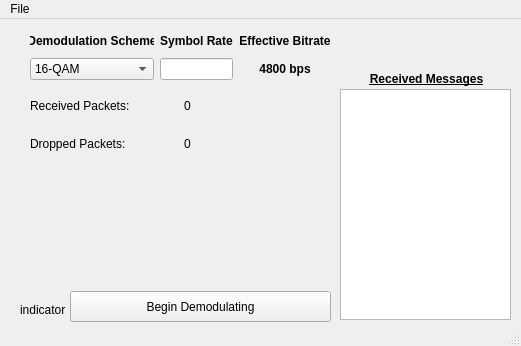
The window that gui/raw/demodulator.ui (blakeh01/random_modulators) describes before a commit, drawn with Qt 5.
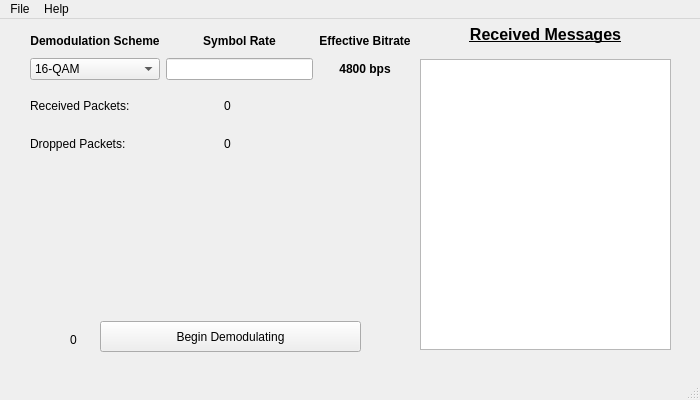
The same window after the commit.

The edit to the form file:
```diff
--- a/gui/raw/demodulator.ui
+++ b/gui/raw/demodulator.ui
@@ -6,10 +6,28 @@
    <rect>
     <x>0</x>
     <y>0</y>
-    <width>521</width>
-    <height>346</height>
+    <width>700</width>
+    <height>400</height>
    </rect>
   </property>
+  <property name="minimumSize">
+   <size>
+    <width>700</width>
+    <height>400</height>
+   </size>
+  </property>
+  <property name="maximumSize">
+   <size>
+    <width>700</width>
+    <height>400</height>
+   </size>
+  </property>
+  <property name="baseSize">
+   <size>
+    <width>700</width>
+    <height>400</height>
+   </size>
+  </property>
   <property name="windowTitle">
    <string>Demodulator GUI</string>
   </property>
@@ -19,7 +37,7 @@
      <rect>
       <x>30</x>
       <y>10</y>
-      <width>301</width>
+      <width>381</width>
       <height>51</height>
      </rect>
     </property>
@@ -106,10 +124,10 @@
    <widget class="QListWidget" name="list_receivedmessages">
     <property name="geometry">
      <rect>
-      <x>340</x>
-      <y>70</y>
-      <width>171</width>
-      <height>231</height>
+      <x>420</x>
+      <y>40</y>
+      <width>251</width>
+      <height>291</height>
      </rect>
     </property>
    </widget>
@@ -118,7 +136,7 @@
      <rect>
       <x>30</x>
       <y>70</y>
-      <width>301</width>
+      <width>381</width>
       <height>71</height>
      </rect>
     </property>
@@ -156,8 +174,8 @@
    <widget class="QPushButton" name="btn_start">
     <property name="geometry">
      <rect>
-      <x>70</x>
-      <y>272</y>
+      <x>100</x>
+      <y>302</y>
       <width>261</width>
       <height>31</height>
      </rect>
@@ -169,27 +187,31 @@
    <widget class="QLabel" name="lbl_indicator">
     <property name="geometry">
      <rect>
-      <x>20</x>
-      <y>280</y>
+      <x>50</x>
+      <y>310</y>
       <width>47</width>
       <height>21</height>
      </rect>
     </property>
     <property name="text">
-     <string>indicator</string>
+     <string>0</string>
+    </property>
+    <property name="alignment">
+     <set>Qt::AlignCenter</set>
     </property>
    </widget>
    <widget class="QLabel" name="lbl_info_receivedmessages">
     <property name="geometry">
      <rect>
-      <x>346</x>
-      <y>50</y>
-      <width>161</width>
-      <height>20</height>
+      <x>420</x>
+      <y>0</y>
+      <width>251</width>
+      <height>31</height>
      </rect>
     </property>
     <property name="font">
      <font>
+      <pointsize>12</pointsize>
       <weight>75</weight>
       <bold>true</bold>
       <underline>true</underline>
@@ -208,8 +230,8 @@
     <rect>
      <x>0</x>
      <y>0</y>
-     <width>521</width>
-     <height>22</height>
+     <width>700</width>
+     <height>26</height>
     </rect>
    </property>
    <widget class="QMenu" name="menuFile">
@@ -218,7 +240,14 @@
     </property>
     <addaction name="actionExit"/>
    </widget>
+   <widget class="QMenu" name="menuHelp">
+    <property name="title">
+     <string>Help</string>
+    </property>
+    <addaction name="actionAbout"/>
+   </widget>
    <addaction name="menuFile"/>
+   <addaction name="menuHelp"/>
   </widget>
   <widget class="QStatusBar" name="statusbar"/>
   <action name="actionExit">
```
Left out of the diff: 5 changed lines with no effect on the pictures.
